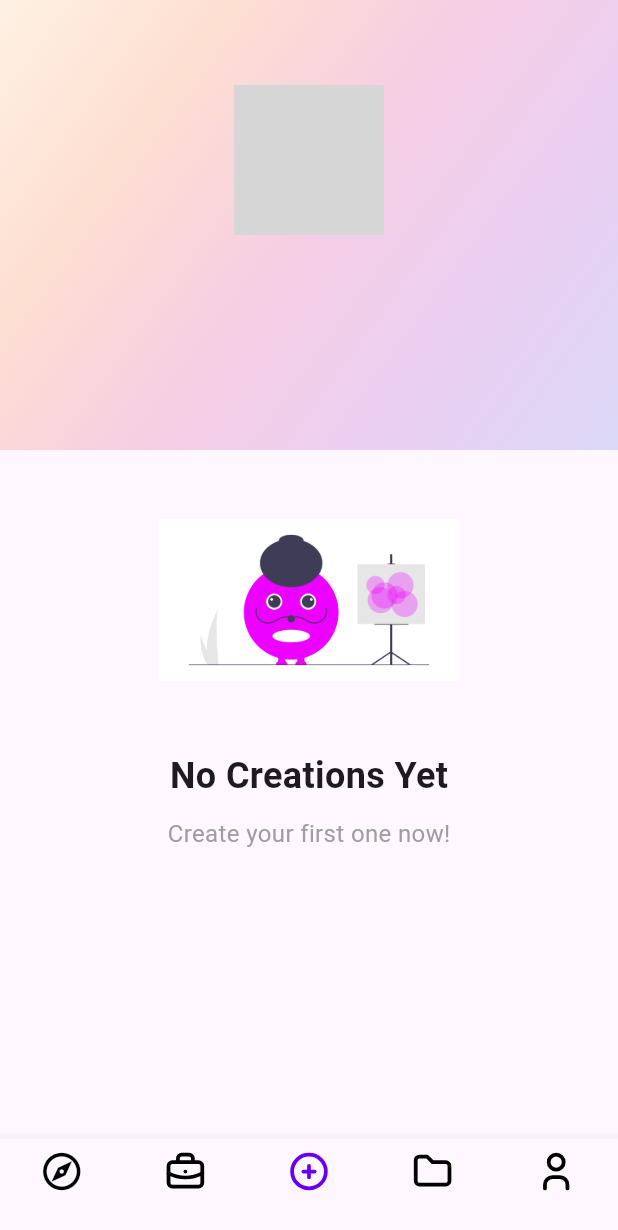
After one commit to VikasNadcab/myapp, a Flutter app: the screen it shows once a user with an empty profile is signed in, on a phone screen of 412 x 824 dp. The commit adds this screen. Shown: the top 1230 px of the screen. Run offline on Flutter 3.47's test engine with Material 3 defaults, Android fonts, the light colour scheme and no system bars; our stand-ins replace cached_network_image, firebase_auth, firebase_core, get, google_fonts, google_sign_in and 2 more; missing offline and left inert: sign_button; accounts and stored records are empty; network calls fail; grey boxes are pictures that could not be loaded.

Commit message:
feat: Add controllers and UI for notification permissions and user profile
- Created AppController and PermissionController for managing app state and permissions.
- Implemented NotificationPermissionView for requesting notification permissions from users.
- Developed CreathomepageScreen for creating new items with dynamic options.
- Added RouteScreen to manage navigation between CreathomepageScreen and UserProfile.
- Built UserProfile screen to display user information and handle user profile images.

```diff
--- a/lib/bindings/appbindings.dart
+++ b/lib/bindings/appbindings.dart
@@ -1,9 +1,11 @@
 import 'package:get/get.dart';
+import 'package:myapp/controllers/appController.dart';
 import 'package:myapp/controllers/splashController.dart';
 
 class AppBindings extends Bindings {
   @override
   void dependencies() {
     Get.put(Splashcontroller());
+    Get.put(AppController());
   }
 }
--- /dev/null
+++ b/lib/controllers/appController.dart
@@ -0,0 +1,6 @@
+import 'package:get/get.dart';
+
+class  AppController extends GetxController {
+
+
+}
--- a/lib/controllers/splashController.dart
+++ b/lib/controllers/splashController.dart
@@ -5,9 +5,19 @@ import 'package:myapp/utils/routes.dart';
 
 class Splashcontroller extends GetxController {
   splashload() {
-    // 2.delay(() {
-    Get.offAllNamed(AppRoutes.authentication);
-    // });
+    2.delay(() {
+      FirebaseAuth.instance.authStateChanges().listen((User? user) {
+      if (user == null) {
+        print('User is currently signed out!');
+        Get.offAllNamed(AppRoutes.authentication);
+      } else {
+        print('User is signed in!');
+        Get.offAllNamed(AppRoutes.home);
+      }
+    // Get.offAllNamed(AppRoutes.authentication);
+    // Get.offAllNamed(AppRoutes.notificationPermission);
+      });
+    });
   }
 
   signInWithGoogle() async {
@@ -27,8 +37,9 @@ class Splashcontroller extends GetxController {
         idToken: googleAuth.idToken,
       );
 
-      await FirebaseAuth.instance.signInWithCredential(credential);
+     final user =  await FirebaseAuth.instance.signInWithCredential(credential);
       // Navigate to the next screen or handle successful sign-in
+    print(user.user);
     } catch (e) {
       print(e); // Handle errors
     }
--- /dev/null
+++ b/lib/pages/routeViews/routeScreen.dart
@@ -0,0 +1,34 @@
+import 'package:flutter/material.dart';
+import 'package:myapp/pages/routeViews/createModule/creatHomePage.dart';
+import 'package:myapp/pages/routeViews/userModule/userProfile.dart';
+import 'package:myapp/utils/appConfig.dart';
+
+class RouteScreen extends StatelessWidget {
+  const RouteScreen({super.key});
+
+  @override
+  Widget build(BuildContext context) {
+    return Scaffold(
+      body:[CreathomepageScreen(),UserProfile()][1],
+      bottomNavigationBar: BottomNavigationBar(
+        type: BottomNavigationBarType.fixed,
+        iconSize:30,
+        selectedItemColor: const Color.fromARGB(255, 103, 0, 238),
+        unselectedItemColor: Colors.black,
+        items:  <BottomNavigationBarItem>[
+          for(var item in Appconfig().bottomNavigation)
+          BottomNavigationBarItem(
+            icon: Icon(item['icon']),
+            label: "",
+          ),
+
+        ],
+        currentIndex: 2,
+        // selectedItemColor: Colors.amber[800],
+        onTap: (index) {
+          // Handle navigation
+        },
+      ),
+    );
+  }
+}
--- /dev/null
+++ b/lib/pages/routeViews/userModule/userProfile.dart
@@ -0,0 +1,85 @@
+import 'package:cached_network_image/cached_network_image.dart';
+import 'package:firebase_auth/firebase_auth.dart';
+import 'package:flutter/material.dart';
+import 'package:get/get.dart';
+import 'package:myapp/utils/assetImage.dart';
+import 'package:myapp/utils/colorPallet.dart';
+import 'package:tabler_icons/tabler_icons.dart';
+
+class UserProfile extends StatelessWidget {
+  const UserProfile({super.key});
+
+  @override
+  Widget build(BuildContext context) {
+    return Container(
+      width: Get.width,
+      child: Column(
+        children: [
+          Container(
+            width: Get.width,
+            height: 300,
+            decoration: BoxDecoration(
+              gradient: LinearGradient(
+                colors: ColorPallet.gradientColor
+                    .map((color) => color.withOpacity(0.2))
+                    .toList(),
+                begin: Alignment.topLeft,
+                end: Alignment.bottomRight,
+              ),
+            ),
+            child: SafeArea(
+              child: Column(
+                mainAxisAlignment: MainAxisAlignment.center,
+                children: [
+                  CircleAvatar(
+                    radius: 50,
+
+                    backgroundImage: CachedNetworkImageProvider(
+                      FirebaseAuth.instance.currentUser?.photoURL ??
+                          'https://example.com/default_profile_picture.png',
+                    ),
+                  ),
+                  const SizedBox(height: 20),
+                  Text(
+                    FirebaseAuth.instance.currentUser?.displayName ??
+                        'User Name',
+                    style: TextStyle(fontSize: 24, fontWeight: FontWeight.bold),
+                  ),
+                  const SizedBox(height: 10),
+                  Text(
+                    FirebaseAuth.instance.currentUser?.email ?? 'User Name',
+                    style: TextStyle(fontSize: 16, color: Colors.grey),
+                  ),
+                ],
+              ),
+            ),
+          ),
+          Expanded(child: _noCreations()),
+        ],
+      ),
+    );
+  }
+
+  Widget _noCreations() => Container(
+    width: Get.width,
+    child: Column(
+      children: [
+        Image.asset(
+          AppImages.imageCreation,
+          width: 200,
+          height: 200,
+          fit: BoxFit.contain,
+        ),
+        Text(
+          "No Creations Yet",
+          style: TextStyle(fontSize: 24, fontWeight: FontWeight.bold),
+        ),
+        const SizedBox(height: 10),
+        Text(
+          "Create your first one now!",
+          style: TextStyle(fontSize: 16, color: Colors.grey),
+        ),
+      ],
+    ),
+  );
+}
--- a/lib/utils/appConfig.dart
+++ b/lib/utils/appConfig.dart
@@ -1,3 +1,68 @@
+import 'package:flutter/material.dart';
+import 'package:tabler_icons/tabler_icons.dart';
+
 class Appconfig {
   static String AppName = "Photo Editing";
+
+  List<Map> createOptions = [
+    {
+      "icon":TablerIcons.photo,
+      "title":"Edit a Photo",
+      "color":Color.fromARGB(255, 30, 191, 250),
+    },
+    {
+      "icon":TablerIcons.resize,
+      "title":"Resize Image",
+      "color": Color.fromARGB(255, 214, 41, 202),
+
+    },
+    {
+      "icon":TablerIcons.layout_board,
+      "color":Color(0xff962fbf),
+      "title":"Make a Collage",
+    },
+    {
+      "icon":TablerIcons.stack_2,
+      "color":Color(0xff4f5bd5),
+      "title":"Edit Background",
+    },
+    {
+      "icon":TablerIcons.adjustments_alt,
+      "color":Color.fromARGB(255, 221, 30, 250),
+      "title":"Apply effects",
+    },
+    {
+      "icon":TablerIcons.face_mask,
+      "color":Color.fromARGB(255, 250, 30, 188),
+      "title":"Retouch Face",
+    },
+
+    ];
+  //  Color(0xfffeda75),
+  //   Color(0xfffa7e1e),
+  //   Color(0xffd62976),
+  //   Color(0xff962fbf),
+  //   Color(0xff4f5bd5),
+   List<Map> bottomNavigation = [
+    {
+      "icon":Icons.explore_outlined,
+      "title":"Explorer",
+    },
+    {
+      "icon":TablerIcons.briefcase,
+      "title":"Hire",
+    },
+    {
+      "icon":TablerIcons.circle_plus,
+      "title":"New One",
+    },
+    {
+      "icon":TablerIcons.folder,
+      "title":"Files",
+    },
+    {
+      "icon":TablerIcons.user,
+      "title":"User",
+    },
+  ];
 }
--- a/lib/utils/assetImage.dart
+++ b/lib/utils/assetImage.dart
@@ -5,4 +5,5 @@ class AppImages {
    ImageProvider infoAuthBackground = AssetImage(
     "assets/images/infoPage.jpeg",
   );
+  static String imageCreation = "assets/images/creations.png";
 }
--- a/lib/utils/routes.dart
+++ b/lib/utils/routes.dart
@@ -1,12 +1,23 @@
 import 'package:get/get.dart';
 import 'package:myapp/pages/authentication/authenticationView.dart';
+import 'package:myapp/pages/permission/notificationService.dart';
+import 'package:myapp/pages/routeViews/createModule/creatHomePage.dart';
+import 'package:myapp/pages/routeViews/routeScreen.dart';
 import 'package:myapp/pages/splashScreen.dart';
 
 class AppRoutes {
   static String splash = "/";
   static String authentication = "/authentication";
+  static String permission = "/permission";
+  static String notificationPermission = "/notificationPermission";
+  static String home = "/home";
+  static String addCreation = "/add-creation";
   static List<GetPage> routes = [
     GetPage(name: AppRoutes.splash, page: () => SplasScreen()),
     GetPage(name: AppRoutes.authentication, page: () => Authentication()),
+    GetPage(name: AppRoutes.home, page: () => RouteScreen(),children: [
+      GetPage(name: AppRoutes.addCreation, page: () => CreathomepageScreen()),
+    ]),
+    GetPage(name: AppRoutes.notificationPermission, page: () => NotificationPermissionView()),
   ];
 }
--- a/pubspec.yaml
+++ b/pubspec.yaml
@@ -42,6 +42,8 @@ dependencies:
   google_sign_in: ^6.3.0
   sign_button: ^2.0.6
   firebase_auth: ^5.5.3
+  tabler_icons: ^2.5.0+1
+  cached_network_image: ^3.4.1
 
 dev_dependencies:
   flutter_test:
```
Also changed, not shown: lib/controllers/permissionController.dart (added, +8 -0 lines), lib/main.dart (+8 -1 lines), lib/pages/permission/notificationService.dart (added, +33 -0 lines), lib/pages/routeViews/createModule/creatHomePage.dart (added, +50 -0 lines), assets/images/creations.png (added), assets/images/notification.png (added), firebase.json, lib/firebase_options.dart, pubspec.lock, 5 other files.
